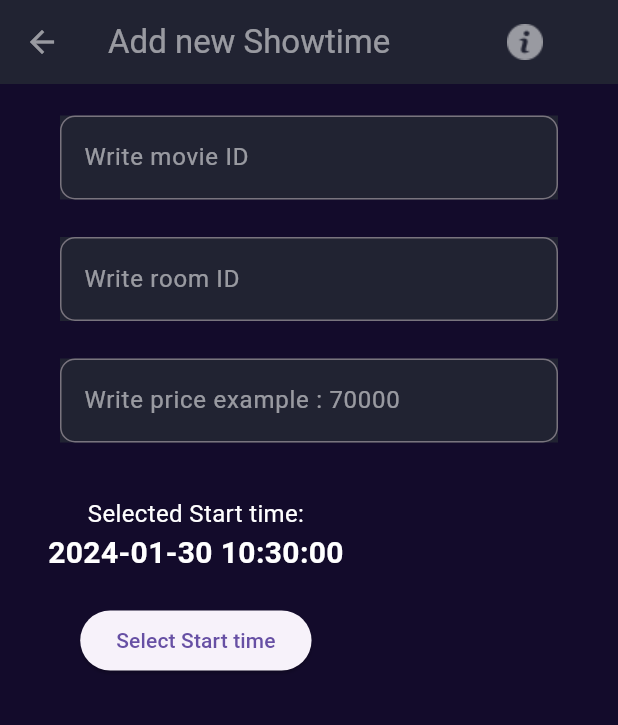
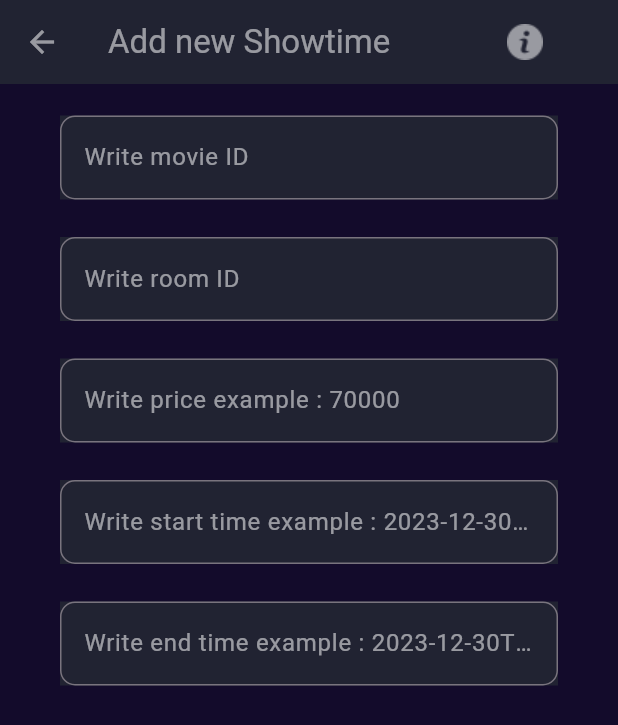
Before and after one commit to VihaoHT/Flutter-Movie-Ticket-Booking-Using-Bloc-Nodejs, a Flutter app: the AddNewShowtime screen opened directly, on a phone screen of 412 x 824 dp. Shown: the top 725 px of the screen. Run offline on Flutter 3.47's test engine with Material 3 defaults, Android fonts, the light colour scheme and no system bars; our stand-ins replace bloc, carousel_slider, cherry_toast, curved_navigation_bar, dio, equatable and 17 more; accounts and stored records are empty; network calls fail.

Commit message:
add showtime completed!

```diff
--- a/lib/admin/showtime/screens/add_new_showtime.dart
+++ b/lib/admin/showtime/screens/add_new_showtime.dart
@@ -1,9 +1,13 @@
 import 'package:flutter/material.dart';
 import 'package:flutter_bloc/flutter_bloc.dart';
 import 'package:get/get.dart' as Getx;
+import 'package:movie_booking_app/core/constants/ultis.dart';
 import '../../../core/constants/constants.dart';
 import '../../movie/widgets/custom_text_field_add.dart';
 import 'package:intl/intl.dart';
+
+import '../showtime_bloc/showtime_bloc.dart';
+
 class AddNewShowtime extends StatefulWidget {
   const AddNewShowtime({super.key});
 
@@ -19,32 +23,66 @@ class _AddNewShowtimeState extends State<AddNewShowtime> {
     TextEditingController priceController = TextEditingController();
     TextEditingController startTimeController = TextEditingController();
     TextEditingController endTimeController = TextEditingController();
-    DateTime selectedDateTime = DateTime.now();
+    DateTime? selectedStartTime;
+    DateTime? selectedEndTime;
+    // DateTime selectedDateTime0;
 
-    Future<void> _selectDateTime(BuildContext context) async {
-      final DateTime? picked = await showDatePicker(
+    Future pickStartTime() async {
+      DateTime? pickedDate = await showDatePicker(
         context: context,
-        initialDate: selectedDateTime,
-        firstDate: DateTime.now(),
-        lastDate: DateTime(2101),
+        initialDate: DateTime.now(),
+        firstDate: DateTime(2024),
+        lastDate: DateTime(2100),
       );
-
-      if (picked != null && picked != selectedDateTime) {
-        final TimeOfDay? pickedTime = await showTimePicker(
+      if (pickedDate != null) {
+        TimeOfDay? pickedTime = await showTimePicker(
           context: context,
-          initialTime: TimeOfDay.fromDateTime(selectedDateTime),
+          initialTime: TimeOfDay.now(),
         );
-
         if (pickedTime != null) {
           setState(() {
-            selectedDateTime = DateTime(
-              picked.year,
-              picked.month,
-              picked.day,
+            selectedStartTime = DateTime(
+              pickedDate.year,
+              pickedDate.month,
+              pickedDate.day,
               pickedTime.hour,
               pickedTime.minute,
             );
           });
+          showToastSuccess(context,
+              'start time picked: ${DateFormat('yyyy-MM-dd HH:mm:ss.000').format(selectedStartTime!)}');
+          // print(
+          //     'start time picked: ${DateFormat('yyyy-MM-ddTHH:mm:ss.000').format(selectedDateTime)}');
+        }
+      }
+    }
+
+    Future pickEndTime() async {
+      DateTime? pickedDate = await showDatePicker(
+        context: context,
+        initialDate: DateTime.now(),
+        firstDate: DateTime(2024),
+        lastDate: DateTime(2100),
+      );
+      if (pickedDate != null) {
+        TimeOfDay? pickedTime = await showTimePicker(
+          context: context,
+          initialTime: TimeOfDay.now(),
+        );
+        if (pickedTime != null) {
+          setState(() {
+            selectedEndTime = DateTime(
+              pickedDate.year,
+              pickedDate.month,
+              pickedDate.day,
+              pickedTime.hour,
+              pickedTime.minute,
+            );
+          });
+          showToastSuccess(context,
+              'end time picked: ${DateFormat('yyyy-MM-dd HH:mm:ss.000').format(selectedEndTime!)}');
+          // print(
+          //     'start time picked: ${DateFormat('yyyy-MM-ddTHH:mm:ss.000').format(selectedDateTime)}');
         }
       }
     }
@@ -62,8 +100,7 @@ class _AddNewShowtimeState extends State<AddNewShowtime> {
                   Getx.Get.defaultDialog(
                     title: "INFORMATION!",
                     titleStyle: const TextStyle(fontWeight: FontWeight.bold),
-                    middleText:
-                    "",
+                    middleText: "",
                     middleTextStyle: const TextStyle(
                         color: Constants.colorTitle,
                         fontSize: 14,
@@ -90,8 +127,7 @@ class _AddNewShowtimeState extends State<AddNewShowtime> {
                   readOnly: false),
               const SizedBox(height: 20),
               CustomTextFieldAdd(
-                  labelText:
-                  "Write room ID",
+                  labelText: "Write room ID",
                   controller: roomIdController,
                   hintText: "",
                   readOnly: false),
@@ -102,98 +138,95 @@ class _AddNewShowtimeState extends State<AddNewShowtime> {
                   hintText: "",
                   readOnly: false),
               const SizedBox(height: 20),
-              // CustomTextFieldAdd(
-              //     labelText: "Select start time",
-              //     controller: startTimeController,
-              //     hintText: "",
-              //     readOnly: true),
-              // const SizedBox(height: 20),
-              // CustomTextFieldAdd(
-              //     labelText: "Select end time",
-              //     controller: endTimeController,
-              //     hintText: "",
-              //     readOnly: true),
-              // const SizedBox(height: 20),
-              Row(
-                children: [
-                  Padding(
-                    padding: const EdgeInsets.all(16.0),
-                    child: Column(
-                      mainAxisAlignment: MainAxisAlignment.center,
-                      children: <Widget>[
-                        const Text(
-                          'Selected Start time:',
-                          style: TextStyle(fontSize: 16,color: Colors.white),
+              CustomTextFieldAdd(
+                  labelText: "Write start time example : 2023-12-30T08:30:00.000",
+                  controller: startTimeController,
+                  hintText: "",
+                  readOnly: false),
+              const SizedBox(height: 20),
+              CustomTextFieldAdd(
+                  labelText: "Write end time example : 2023-12-30T09:30:00.000",
+                  controller: endTimeController,
+                  hintText: "",
+                  readOnly: false),
+              const SizedBox(height: 20),
+              // Row(
+              //   mainAxisAlignment: MainAxisAlignment.spaceEvenly,
+              //   children: [
+              //     SizedBox(
+              //       width: 200,
+              //       height: 50,
+              //       child: ElevatedButton(
+              //         onPressed: () {
+              //           pickStartTime();
+              //         },
+              //         child: const Text("Choose start time"),
+              //       ),
+              //     ),
+              //     SizedBox(
+              //       width: 200,
+              //       height: 50,
+              //       child: ElevatedButton(
+              //         onPressed: () {
+              //           pickEndTime();
+              //         },
+              //         child: const Text("Choose end time"),
+              //       ),
+              //     ),
+              //   ],
+              // ),
+              BlocConsumer<ShowtimeBloc, ShowtimeState>(
+                listener: (context, state) {
+                  if (state is ShowtimeErrorState) {
+                    print(state.error);
+                  }
+                },
+                builder: (context, state) {
+                  if (state is ShowtimeLoadingState) {
+                    return const Center(
+                      child: CircularProgressIndicator(),
+                    );
+                  }
+                  if (state is ShowtimeLoadedState) {
+                    return ElevatedButton(
+                      onPressed: () {
+                        print(movieIdController.text.trim());
+                        print(roomIdController.text.trim());
+                        context.read<ShowtimeBloc>().add(AddShowtimeEvent(
+                            movieId: movieIdController.text.trim(),
+                            roomId: roomIdController.text.trim(),
+                            startTime:startTimeController.text.trim(),
+                            endTime: endTimeController.text.trim(),
+                            price: int.parse(priceController.text.trim()),
+                            context: context));
+                      },
+                      style: ElevatedButton.styleFrom(
+                          padding: EdgeInsets.zero,
+                          shape: RoundedRectangleBorder(
+                              borderRadius: BorderRadius.circular(20))),
+                      child: Ink(
+                        decoration: BoxDecoration(
+                            gradient: const LinearGradient(
+                                colors: [Color(0xffF34C30), Color(0xffDA004E)]),
+                            borderRadius: BorderRadius.circular(20)),
+                        child: Container(
+                          width: 335,
+                          height: 60,
+                          alignment: Alignment.center,
+                          child: const Text(
+                            'Confirm',
+                            style: TextStyle(
+                                fontSize: 17,
+                                fontWeight: FontWeight.w500,
+                                color: Colors.white),
+                          ),
                         ),
-                        Text(
-                          DateFormat('yyyy-MM-dd HH:mm:ss').format(selectedDateTime),
-                          style: const TextStyle(fontSize: 20, fontWeight: FontWeight.bold,color: Colors.white),
-                        ),
-                        const SizedBox(height: 20),
-                        ElevatedButton(
-                          onPressed: () {
-                            print(selectedDateTime);
-                            _selectDateTime(context);
-                          },
-                          child: const Text('Select Start time'),
-                        ),
-                      ],
-                    ),
-                  ),
-                ],
+                      ),
+                    );
+                  }
+                  return const SizedBox();
+                },
               ),
-
-              // BlocConsumer<CinemaBloc, CinemaState>(
-              //   listener: (context, state) {
-              //     if (state is CinemaErrorState) {
-              //       print(state.error);
-              //     }
-              //   },
-              //   builder: (context, state) {
-              //     if (state is CinemaLoadingState) {
-              //       return const Center(
-              //         child: CircularProgressIndicator(),
-              //       );
-              //     }
-              //     if (state is CinemaLoadedState) {
-              //       return ElevatedButton(
-              //         onPressed: () {
-              //           String input = coordinatesController.text;
-              //           List<double> coordinates = parseCoordinates(input);
-              //
-              //           context.read<CinemaBloc>().add(PostCinemaEvent(
-              //               name: nameController.text.trim(),
-              //               coordinates: coordinates,
-              //               address: addressController.text.trim(),
-              //               context: context));
-              //         },
-              //         style: ElevatedButton.styleFrom(
-              //             padding: EdgeInsets.zero,
-              //             shape: RoundedRectangleBorder(
-              //                 borderRadius: BorderRadius.circular(20))),
-              //         child: Ink(
-              //           decoration: BoxDecoration(
-              //               gradient: const LinearGradient(
-              //                   colors: [Color(0xffF34C30), Color(0xffDA004E)]),
-              //               borderRadius: BorderRadius.circular(20)),
-              //           child: Container(
-              //             width: 335,
-              //             height: 60,
-              //             alignment: Alignment.center,
-              //             child: const Text(
-              //               'Confirm',
-              //               style: TextStyle(
-              //                   fontSize: 17,
-              //                   fontWeight: FontWeight.w500,
-              //                   color: Colors.white),
-              //             ),
-              //           ),
-              //         ),
-              //       );
-              //     }
-              //     return const SizedBox();
-              //   },
-              // ),
             ],
           ),
         ),
--- a/lib/admin/showtime/showtime_bloc/showtime_event.dart
+++ b/lib/admin/showtime/showtime_bloc/showtime_event.dart
@@ -25,8 +25,8 @@ class LoadSearchShowtimeEvent extends ShowtimeEvent {
 class AddShowtimeEvent extends ShowtimeEvent {
   final String movieId;
   final String roomId;
-  final DateTime startTime;
-  final DateTime endTime;
+  final String startTime;
+  final String endTime;
   final int price;
   final BuildContext context;
 
--- a/lib/core/respository/showtime_repository.dart
+++ b/lib/core/respository/showtime_repository.dart
@@ -64,15 +64,15 @@ class ShowtimeRepository {
   Future<List<ShowTime>> addShowTime(
     String movieId,
     String roomId,
-    DateTime startTime,
-    DateTime endTime,
+    String startTime,
+    String endTime,
     int price,
     BuildContext context,
   ) async {
     final response = await post(Uri.parse(api),
         body: json.encode({
           'movie': movieId,
-          'room': movieId,
+          'room': roomId,
           'start_time': startTime,
           'end_time': endTime,
           'price': price
--- a/lib/models/showtime_model.dart
+++ b/lib/models/showtime_model.dart
@@ -2,8 +2,8 @@ class ShowTime {
   final String id;
   final Room room;
   final Movie movie;
-  final DateTime startTime;
-  final DateTime endTime;
+  final String startTime;
+  final String endTime;
   final int price;
 
   ShowTime({
@@ -20,8 +20,8 @@ class ShowTime {
       id: json['_id'] ?? '',
       room: Room.fromJson(json['room'] ?? {}),
       movie: Movie.fromJson(json['movie'] ?? {}),
-      startTime: DateTime.parse(json['start_time'] ?? ''),
-      endTime: DateTime.parse(json['end_time'] ?? ''),
+      startTime: json['start_time'] ?? '',
+      endTime:json['end_time'] ?? '',
       price: json['price'] ?? 0,
     );
   }
```
